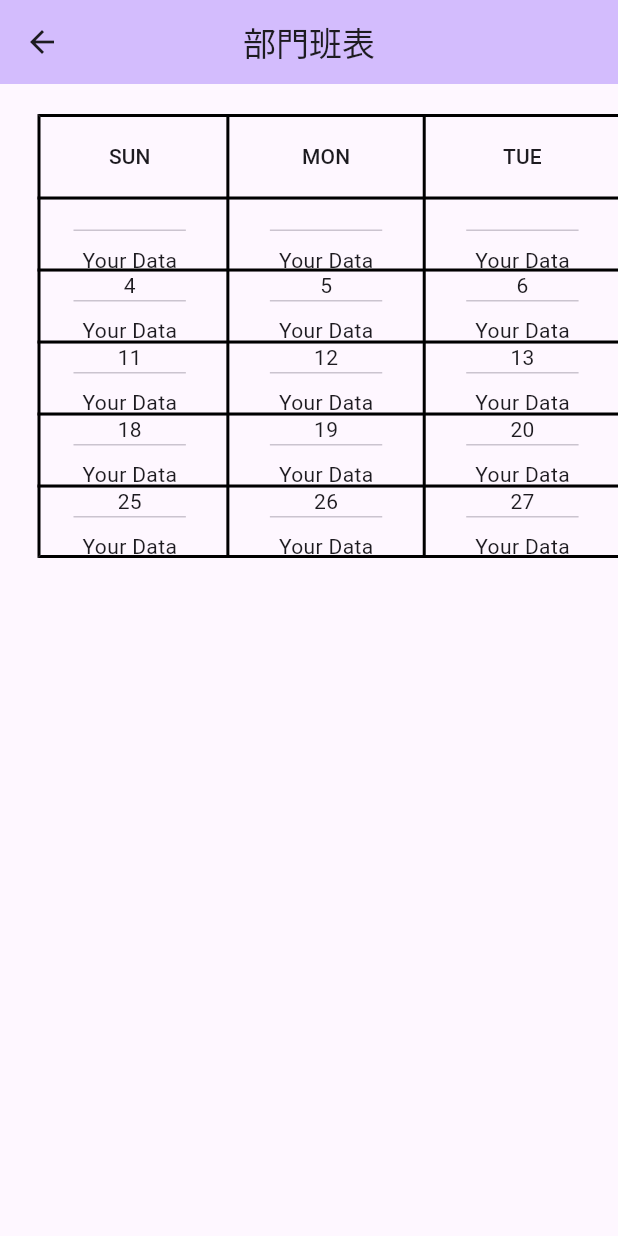
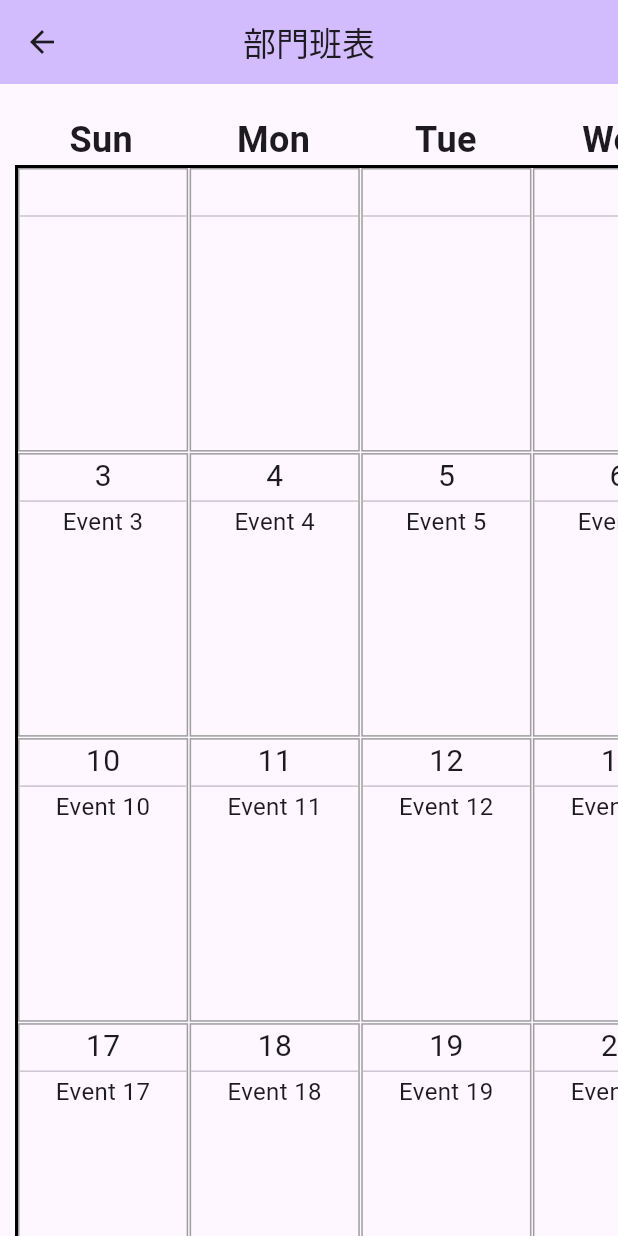
Before and after one commit to ramars250/mobile_app, a Flutter app: the screen it shows after launch, in the side drawer, after a tap on "部門班表", on a phone screen of 412 x 824 dp. Run offline on Flutter 3.47's test engine with Material 2 defaults, Android fonts, the phone set to English and light mode, and no system bars.

Commit message:
完成班表

```diff
--- a/lib/schedule_view.dart
+++ b/lib/schedule_view.dart
@@ -1,81 +1,114 @@
 import 'package:flutter/material.dart';
 
 class ScheduleView extends StatelessWidget {
-  ScheduleView({super.key});
-
   final List<String> daysOfWeek = [
-    'SUN',
-    'MON',
-    'TUE',
-    'WED',
-    'THU',
-    'FRI',
-    'SAT'
+    'Sun',
+    'Mon',
+    'Tue',
+    'Wed',
+    'Thu',
+    'Fri',
+    'Sat'
   ];
-  final List<String> additionalRowData = [
-    '資料1',
-    '資料2',
-    '資料3',
-    '資料4',
-    '資料5',
-    '資料6',
-    '資料7'
+  final List<String> yourData = [
+    'Event 1\nEvent 1\nEvent 1\nEvent 1\nEvent 1\nEvent 1\nEvent 1\nEvent 1\nEvent 1',
+    'Event 2',
+    'Event 3',
+    'Event 4',
+    'Event 5',
+    'Event 6',
+    'Event 7',
+    'Event 8',
+    'Event 9',
+    'Event 10',
+    'Event 11',
+    'Event 12',
+    'Event 13',
+    'Event 14',
+    'Event 15',
+    'Event 16',
+    'Event 17',
+    'Event 18',
+    'Event 19',
+    'Event 20',
+    'Event 21',
+    'Event 22',
+    'Event 23',
+    'Event 24',
+    'Event 25',
+    'Event 26',
+    'Event 27',
+    'Event 28',
+    'Event 29',
+    'Event 30',
+    'Event 31',
   ];
 
-  List<List<String>> generateCalendarData(int year, int month) {
-    List<List<String>> calendarData = [];
+  ScheduleView({Key? key}) : super(key: key);
+
+  List<List<String>> getCalendarDays() {
+    DateTime now = DateTime.now();
+    int year = now.year;
+    int month = now.month;
+
+    List<List<String>> calendarDays = [];
 
     DateTime firstDayOfMonth = DateTime(year, month, 1);
 
-    int daysInMonth = DateTime(year, month + 1, 0).day;
+    for (int i = 0; i < firstDayOfMonth.weekday % 7; i++) {
+      calendarDays.add(['', '']);
+    }
 
-    int offset = firstDayOfMonth.weekday - 1;
+    DateTime lastDayOfMonth = DateTime(year, month + 1, 0);
+    int daysInMonth = lastDayOfMonth.day;
 
-    int dayCounter = 1;
+    for (int i = 1; i <= daysInMonth; i++) {
+      calendarDays.add([i.toString(), yourData[i - 1]]);
+    }
 
-    for (var i = 0; i < 6; i++) {
-      List<String> week = [];
+    int remainingEmptySpaces = 7 - (calendarDays.length % 7);
+    if (remainingEmptySpaces != 7) {
+      for (int i = 0; i < remainingEmptySpaces; i++) {
+        calendarDays.add(['', '']);
+      }
+    }
 
-      for (var j = 0; j < 7; j++) {
-        if ((i == 0 && j < offset || dayCounter > daysInMonth)) {
-          week.add('');
-        } else {
-          week.add('$dayCounter');
-          dayCounter++;
-        }
-      }
-
-      calendarData.add(week);
-      if (dayCounter > daysInMonth) {
-        break;
-      }
-      // if (i == 0) {
-      //   week.addAll(List.generate(offset, (_) => ''));
-      // }
-
-      // for (var j = offset + 1;
-      //     j <= 7 && (i * 7 + j - offset) <= daysInMonth;
-      //     j++) {
-      //   DateTime currentDate = DateTime(year, month, i * 7 + j - offset);
-      //   week.add('${currentDate.day}');
-      // }
-      // while (week.length < 7) {
-      //   week.add('');
-      // }
-      // calendarData.add(week);
-    }
-    return calendarData;
+    return calendarDays;
   }
 
   @override
   Widget build(BuildContext context) {
-    DateTime now = DateTime.now();
-    int currentYear = now.year;
-    int currentMonth = now.month;
+    List<List<String>> calendarDays = getCalendarDays();
 
-    List<List<String>> calendarData =
-        generateCalendarData(currentYear, currentMonth);
-    // calendarData.add(additionalRowData);
+    // 生成日历日期的网格部分
+    List<Widget> calendarGrid = List.generate(calendarDays.length, (index) {
+      return Container(
+        decoration: BoxDecoration(
+          border: Border.all(color: Colors.grey),
+        ),
+        child: Column(
+          mainAxisAlignment: MainAxisAlignment.center,
+          children: [
+            Text(
+              calendarDays[index][0],
+              style: const TextStyle(fontSize: 20.0),
+            ),
+            const Divider(height: 4), // 添加间距以分隔日期和事件信息
+            Expanded(
+              child: Padding(
+                padding: const EdgeInsets.symmetric(horizontal: 4.0),
+                child: Text(
+                  calendarDays[index][1],
+                  style: const TextStyle(fontSize: 16.0),
+                  textAlign: TextAlign.center,
+                ),
+              ),
+            ),
+          ],
+        ),
+      );
+    });
+
     return Scaffold(
       appBar: AppBar(
         centerTitle: true,
@@ -87,79 +120,48 @@ class ScheduleView extends StatelessWidget {
         child: SingleChildScrollView(
           scrollDirection: Axis.horizontal,
           child: Container(
-            padding: const EdgeInsets.only(top: 20.0, left: 25.0),
+            padding: const EdgeInsets.only(top: 20.0, left: 10.0, right: 10.0),
             height: MediaQuery.of(context).size.height * 2,
             width: MediaQuery.of(context).size.width * 2,
-            alignment: Alignment.topLeft,
-            child: DataTable(
-              border: TableBorder.all(width: 2.0),
-              columns: daysOfWeek
-                  .map((day) => DataColumn(
-                      label: Container(
-                          alignment: Alignment.center,
-                          width: MediaQuery.of(context).size.width / 5.5,
-                          child: Text(day))))
-                  .toList(),
-              rows: calendarData.map((week) {
-                return DataRow(
-                  cells: week.map((day) {
-                    List<Widget> cells = [
-                      Center(child: Text(day)),
-                    ];
-
-                    // 添加一行分隔内容
-                    cells.add(const SizedBox(
-                      height: 40, // 调整高度以适应内容
-                      child: Column(
-                        mainAxisAlignment: MainAxisAlignment.center,
-                        children: [
-                          Divider(height: 1), // 分隔线
-                          Expanded(
+            child: Column(
+              children: [
+                // 将日期部分放置在日历上方
+                Row(
+                  children: daysOfWeek
+                      .map((day) => Expanded(
                             child: Center(
-                              child: Text('Your Data'), // 在这里放置你的数据
+                              child: Text(
+                                day,
+                                style: const TextStyle(
+                                  fontSize: 24.0,
+                                  fontWeight: FontWeight.bold,
+                                ),
+                              ),
                             ),
-                          ),
-                        ],
-                      ),
-                    ));
-
-                    return DataCell(Column(
-                      children: cells,
-                    ));
-                  }).toList(),
-                );
-              }).toList(),
-              // calendarData.map((week) {
-              //   // print(week);
-              //   return
-              //   DataRow(
-              //     cells: week.map((day) {
-              //       return DataCell(Column(
-              //         children: [
-              //           Center(child: Text(day)),
-              //         ],
-              //       ));
-              //     }).toList(),
-              // calendarData.map((week) {
-              //   return DataRow(
-              //     cells: week.map((day) {
-              //       List<Widget> cells = [
-              //         Center(
-              //           child: Text(day),
-              //         )
-              //       ];
-              //       cells.add(Container(
-              //         height: MediaQuery.of(context).size.height / 4,
-              //         child: Center(child: Text('Data')),
-              //       ));
-              //       return DataCell(Column(
-              //         children: cells,
-              //       ));
-              //     }).toList(),
-              //   );
-              // }).toList()
-              //   );
-              // }).toList(),
+                          ))
+                      .toList(),
+                ),
+                Container(
+                  decoration: BoxDecoration(
+                    border: Border.all(color: Colors.black, width: 2.0),
+                  ),
+                  child: GridView.builder(
+                    shrinkWrap: true,
+                    physics: const NeverScrollableScrollPhysics(),
+                    itemCount: calendarGrid.length,
+                    gridDelegate:
+                        const SliverGridDelegateWithFixedCrossAxisCount(
+                      crossAxisCount: 7,
+                      childAspectRatio: .6,
+                      crossAxisSpacing: 1.0,
+                      mainAxisSpacing: 1.0,
+                    ),
+                    itemBuilder: (BuildContext context, int index) {
+                      return calendarGrid[index];
+                    },
+                  ),
+                ),
+              ],
             ),
           ),
         ),
@@ -167,3 +169,125 @@ class ScheduleView extends StatelessWidget {
     );
   }
 }
+
+// class ScheduleView extends StatelessWidget {
+//   ScheduleView({super.key});
+
+//   final List<String> daysOfWeek = [
+//     'SUN',
+//     'MON',
+//     'TUE',
+//     'WED',
+//     'THU',
+//     'FRI',
+//     'SAT'
+//   ];
+//   final List<String> additionalRowData = [
+//     '資料1',
+//     '資料2',
+//     '資料3',
+//     '資料4',
+//     '資料5',
+//     '資料6',
+//     '資料7'
+//   ];
+
+//   List<List<String>> generateCalendarData(int year, int month) {
+//     List<List<String>> calendarData = [];
+
+//     DateTime firstDayOfMonth = DateTime(year, month, 1);
+
+//     int daysInMonth = DateTime(year, month + 1, 0).day;
+
+//     int offset = firstDayOfMonth.weekday - 1;
+
+//     int dayCounter = 1;
+
+//     for (var i = 0; i < 6; i++) {
+//       List<String> week = [];
+
+//       for (var j = 0; j < 7; j++) {
+//         if ((i == 0 && j < offset || dayCounter > daysInMonth)) {
+//           week.add('');
+//         } else {
+//           week.add('$dayCounter');
+//           dayCounter++;
+//         }
+//       }
+
+//       calendarData.add(week);
+//       if (dayCounter > daysInMonth) {
+//         break;
+//       }
+//     }
+//     return calendarData;
+//   }
+
+//   @override
+//   Widget build(BuildContext context) {
+//     DateTime now = DateTime.now();
+//     int currentYear = now.year;
+//     int currentMonth = now.month;
+
+//     List<List<String>> calendarData =
+//         generateCalendarData(currentYear, currentMonth);
+//     return Scaffold(
+//       appBar: AppBar(
+//         centerTitle: true,
+//         backgroundColor: Theme.of(context).colorScheme.inversePrimary,
+//         title: const Text('部門班表'),
+//       ),
+//       body: SingleChildScrollView(
+//         scrollDirection: Axis.vertical,
+//         child: SingleChildScrollView(
+//           scrollDirection: Axis.horizontal,
+//           child: Container(
+//             padding: const EdgeInsets.only(top: 20.0, left: 25.0),
+//             height: MediaQuery.of(context).size.height * 2,
+//             width: MediaQuery.of(context).size.width * 2,
+//             alignment: Alignment.topLeft,
+//             child: DataTable(
+//               border: TableBorder.all(width: 2.0),
+//               columns: daysOfWeek
+//                   .map((day) => DataColumn(
+//                       label: Container(
+//                           alignment: Alignment.center,
+//                           width: MediaQuery.of(context).size.width / 5.5,
+//                           child: Text(day))))
+//                   .toList(),
+//               rows: calendarData.map((week) {
+//                 return DataRow(
+//                   cells: week.map((day) {
+//                     List<Widget> cells = [
+//                       Center(child: Text(day)),
+//                     ];
+
+//                     // 添加一行分隔内容
+//                     cells.add(const SizedBox(
+//                       height: 20, // 调整高度以适应内容
+//                       child: Column(
+//                         mainAxisAlignment: MainAxisAlignment.center,
+//                         children: [
+//                           Divider(height: 1), // 分隔线
+//                           Expanded(
+//                             child: Center(
+//                               child: Text('Your Data'), // 在这里放置你的数据
+//                             ),
+//                           ),
+//                         ],
+//                       ),
+//                     ));
+
+//                     return DataCell(Column(
+//                       children: cells,
+//                     ));
+//                   }).toList(),
+//                 );
+//               }).toList(),
+//             ),
+//           ),
+//         ),
+//       ),
+//     );
+//   }
+// }
```
